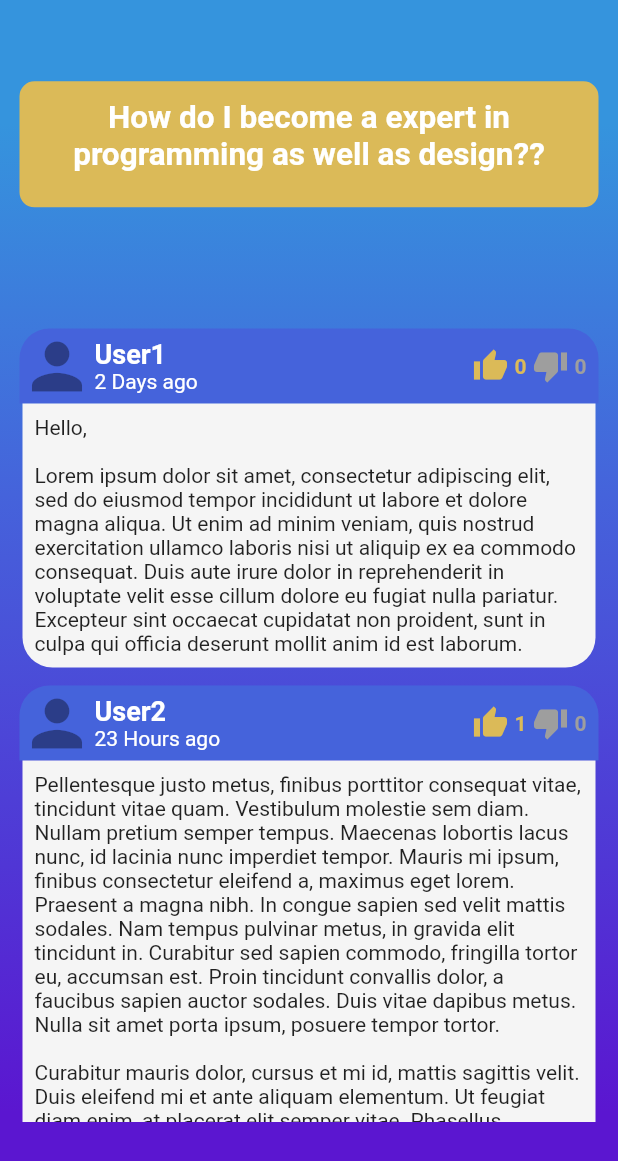
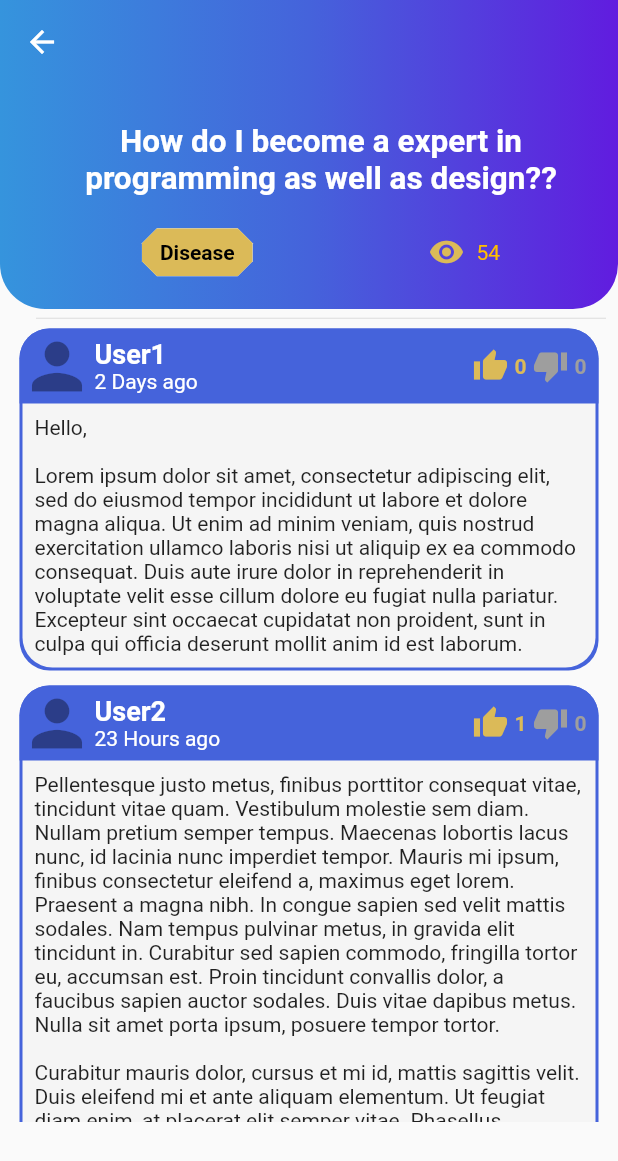
Before and after one commit to ihassanjavaid/Eye-Diagnostic-System, a Flutter app: the Forum screen opened by its route, after a tap on an icon or button, on a phone screen of 412 x 824 dp. Shown: the top 1161 px of the screen. Run offline on Flutter 3.47's test engine with Material 2 defaults, Android fonts, the phone set to English and light mode, and no system bars; our stand-ins replace auto_size_text, cloud_firestore, connectivity, firebase_auth, firebase_core, flutter_speed_dial and 8 more; accounts and stored records are empty.

Commit message:
Revert "Merge branch 'master' of https://github.com/ihassanjavaid/Eye-Diagnostic-System"
This reverts commit d6fda4d72c6def79c4ff150a06091f2bd5df6fe5, reversing
changes made to 6e59a544a948e5c389e2f4a72a3d91342b418354.

```diff
--- a/lib/screens/community_screens/forum_detail_screen.dart
+++ b/lib/screens/community_screens/forum_detail_screen.dart
@@ -2,7 +2,6 @@ import 'dart:ui';
 import 'package:eye_diagnostic_system/screens/community_screens/forum_screen.dart';
 import 'package:eye_diagnostic_system/utilities/constants.dart';
 import 'package:flutter/material.dart';
-import 'package:flutter/services.dart';
 
 class ForumDetails extends StatefulWidget {
   static const String id = 'forum_detail_screen';
@@ -44,30 +43,53 @@ class _ForumDetailsState extends State<ForumDetails> {
           itemCount: ForumPostArr.length,
         ));
 
-    return Scaffold(
-        body: AnnotatedRegion<SystemUiOverlayStyle>(
-            value: SystemUiOverlayStyle.light,
-            child: Container(
-              decoration: BoxDecoration(
-                gradient: LinearGradient(
-                  begin: Alignment.topCenter,
-                  end: Alignment.bottomCenter,
-                  stops: [0.1, 0.4, 0.7, 0.9],
-                  colors: kBgColorGradientArrayBlues,
-                ),
-              ),
+    return new Material(
       child: Column(
         children: [
           new Stack(
             children: [
               Container(
-                        padding: const EdgeInsets.all(8.0),
-                        child: Column(
+                height: MediaQuery.of(context).size.height * 0.25,
+                width: MediaQuery.of(context).size.width,
+                decoration: new BoxDecoration(
+                    gradient: LinearGradient(colors: [
+                      Color(0xFF3594DD),
+                      Color(0xFF4563DB),
+                      Color(0xff611cdf)
+                    ]),
+                    borderRadius: new BorderRadius.only(
+                        bottomLeft: Radius.circular(30),
+                        bottomRight: Radius.circular(30))),
+              ),
+              AppBar(
+                backgroundColor: Colors.transparent,
+                elevation: 0.0,
+                centerTitle: true,
+                title: Row(
                   children: [
                     SizedBox(
-                              height: MediaQuery.of(context).size.height * 0.05,
+                      width: 30.0,
                     ),
-                            Container(child: questionSection),
+                    Container(
+                      padding: const EdgeInsets.all(8.0),
+                      /*child: Image(
+                        image: AssetImage('assets/images/eye.png'),
+                        height: 40,
+                        width: 40,
+                        ),*/
+                    ),
+                  ],
+                ),
+              ),
+              Container(
+                padding: const EdgeInsets.only(left: 16),
+                child: Column(
+                  crossAxisAlignment: CrossAxisAlignment.center,
+                  children: [
+                    SizedBox(
+                      height: MediaQuery.of(context).size.height * 0.09,
+                    ),
+                    questionSection,
                   ],
                 ),
               ),
@@ -86,49 +108,28 @@ class _ForumDetailsState extends State<ForumDetails> {
           ),
         ],
       ),
-            )));
+    );
+
+    /*return new Material(
+      appBar: new AppBar(
+        title: new Text("Forum 1"),
+      ),
+      body: new Column(
+        children: <Widget>[
+          questionSection,
+          new Expanded(
+              child: new Padding(
+                padding: const EdgeInsets.only(bottom: 20.0),
+                child: responses,
+              ))
+        ],
+      ),
+    );*/
   }
 
-  Container _buildQuestionSection() {
-    return Container(
-      margin: const EdgeInsets.all(5.0),
-      decoration: new BoxDecoration(
-          color: kDeepGoldenColor,
-          borderRadius: const BorderRadius.all(const Radius.circular(10.0)),
-          border: Border.all(
-            color: kDeepGoldenColor,
-            width: 2.0,
-          )),
-      padding: const EdgeInsets.all(10.0),
-      child: Column(
-        children: [
-          Text(
-            "How do I become a expert in programming as well as design??",
-            textScaleFactor: 1.5,
-            textAlign: TextAlign.center,
-            style: TextStyle(
-              fontWeight: FontWeight.bold,
-              color: Colors.white,
-            ),
-          ),
-          Padding(
-            padding: const EdgeInsets.symmetric(vertical: 5),
-            child: new Row(
-              mainAxisAlignment: MainAxisAlignment.spaceAround,
-              children: <Widget>[
-
-
-              ],
-            ),
-          ),
-        ],
-      ),
-    );
-  }
-
-  /*Padding _buildQuestionSection() {
+  Padding _buildQuestionSection() {
     return new Padding(
-      padding: const EdgeInsets.only(top: 15.0),
+      padding: const EdgeInsets.all(8.0),
       child: new Column(
         children: <Widget>[
           new Text(
@@ -141,7 +142,7 @@ class _ForumDetailsState extends State<ForumDetails> {
             ),
           ),
           new Padding(
-            padding: const EdgeInsets.symmetric(vertical: 5),
+            padding: const EdgeInsets.all(12.0),
             child: new Row(
               mainAxisAlignment: MainAxisAlignment.spaceAround,
               children: <Widget>[
@@ -156,11 +157,11 @@ class _ForumDetailsState extends State<ForumDetails> {
                         fontWeight: FontWeight.w700, color: Colors.black),
                   ),
                 ),
-                */ /*new IconWithText(
+                /*new IconWithText(
                   Icons.check_circle,
                   "Answered",
                   iconColor: kDeepGoldenColor,
-                ),*/ /*
+                ),*/
                 new IconWithText(
                   Icons.remove_red_eye,
                   "54",
@@ -173,8 +174,7 @@ class _ForumDetailsState extends State<ForumDetails> {
         ],
       ),
     );
-  }*/
-
+  }
 }
 
 class ForumPost extends StatelessWidget {
@@ -184,6 +184,10 @@ class ForumPost extends StatelessWidget {
   Widget build(BuildContext context) {
     return Container(
       margin: const EdgeInsets.all(5.0),
+      decoration: new BoxDecoration(
+        color: Color(0xFF4563DB),
+        borderRadius: const BorderRadius.all(const Radius.circular(20.0)),
+      ),
       child: new Column(
         children: <Widget>[
           new Container(
@@ -222,9 +226,12 @@ class ForumPost extends StatelessWidget {
                     new Padding(
                       padding: const EdgeInsets.all(2.0),
                       child: GestureDetector(
-                        onTap: () {},
-                        child:
-                            new Icon(Icons.thumb_up, color: kDeepGoldenColor),
+                        onTap: (){
+                        },
+                        child: new Icon(
+                            Icons.thumb_up,
+                            color: kDeepGoldenColor
+                        ),
                       ),
                     ),
                     new Padding(
@@ -239,8 +246,11 @@ class ForumPost extends StatelessWidget {
                     new Padding(
                       padding: const EdgeInsets.all(2.0),
                       child: GestureDetector(
-                        onTap: () {},
-                        child: new Icon(Icons.thumb_down, color: Colors.grey),
+                        onTap: (){},
+                        child: new Icon(
+                            Icons.thumb_down,
+                            color: Colors.grey
+                        ),
                       ),
                     ),
                     new Padding(
--- a/lib/screens/community_screens/forum_screen.dart
+++ b/lib/screens/community_screens/forum_screen.dart
@@ -101,21 +101,14 @@ class _ForumState extends State<Forum> {
                       onTap: () {
                         Navigator.pushNamed(context, ForumDetails.id);
                       },
-                      child: Padding(
-                        padding: const EdgeInsets.all(5.0),
                       child: Container(
                         decoration: BoxDecoration(
-                              border: Border(
-                                  bottom: BorderSide(
-                                    color: kGoldenColor,
-                                    width: 2.0,
-                                  )
-                              )
+
                         ),
                         child: new ListTile(
                           leading: new CircleAvatar(
                             radius: 25.0,
-                              backgroundColor: Colors.blueGrey,
+                            backgroundColor: kDeepGoldenColor,
                             child: new Text("A"),
                             foregroundColor: kPurpleColor,
                           ),
@@ -129,12 +122,12 @@ class _ForumState extends State<Forum> {
                           subtitle: new Row(
                             children: <Widget>[
                               new Chip(
-                                  backgroundColor: kDeepGoldenColor,
+                                backgroundColor: Color(0xff611cdf),
                                 label: new Text(
                                   "Diseases",
                                   style: new TextStyle(
                                       //fontWeight: FontWeight.bold,
-                                        color: Colors.black),
+                                      color: Colors.white),
                                 ),
                               )
                             ],
@@ -149,7 +142,6 @@ class _ForumState extends State<Forum> {
                               style: new TextStyle(
                                   fontWeight: FontWeight.w700,
                                   color: Colors.black),
-                              ),
                             ),
                           ),
                         ),
```
Lines whose indentation alone changed are shown as unchanged.
